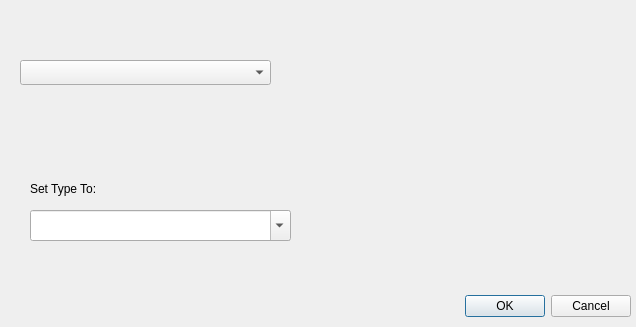
rizinorg/cutter, file src/dialogs/SetFunctionVarTypes.ui: the form before one commit.
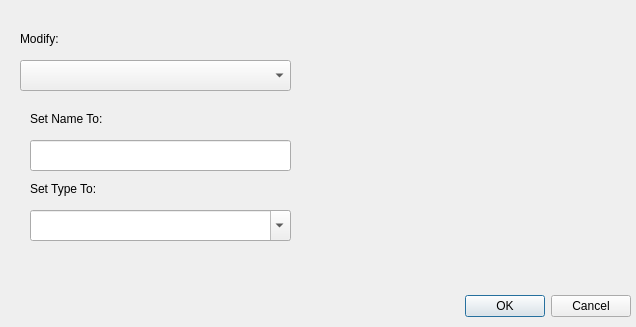
The form after the commit.

Commit message: afvn support via context menu

What changed in the file:
```diff
--- a/src/dialogs/SetFunctionVarTypes.ui
+++ b/src/dialogs/SetFunctionVarTypes.ui
@@ -47,8 +47,8 @@
     <rect>
      <x>20</x>
      <y>60</y>
-     <width>251</width>
-     <height>25</height>
+     <width>271</width>
+     <height>31</height>
     </rect>
    </property>
   </widget>
@@ -81,6 +81,42 @@
     <number>15</number>
    </property>
   </widget>
+  <widget class="QLabel" name="label">
+   <property name="geometry">
+    <rect>
+     <x>30</x>
+     <y>110</y>
+     <width>241</width>
+     <height>17</height>
+    </rect>
+   </property>
+   <property name="text">
+    <string>Set Name To:</string>
+   </property>
+  </widget>
+  <widget class="QLabel" name="label_2">
+   <property name="geometry">
+    <rect>
+     <x>20</x>
+     <y>30</y>
+     <width>67</width>
+     <height>17</height>
+    </rect>
+   </property>
+   <property name="text">
+    <string>Modify:</string>
+   </property>
+  </widget>
+  <widget class="QLineEdit" name="newVarName">
+   <property name="geometry">
+    <rect>
+     <x>30</x>
+     <y>140</y>
+     <width>261</width>
+     <height>31</height>
+    </rect>
+   </property>
+  </widget>
  </widget>
  <resources/>
  <connections>
```
The commit also changes 2 other files.
